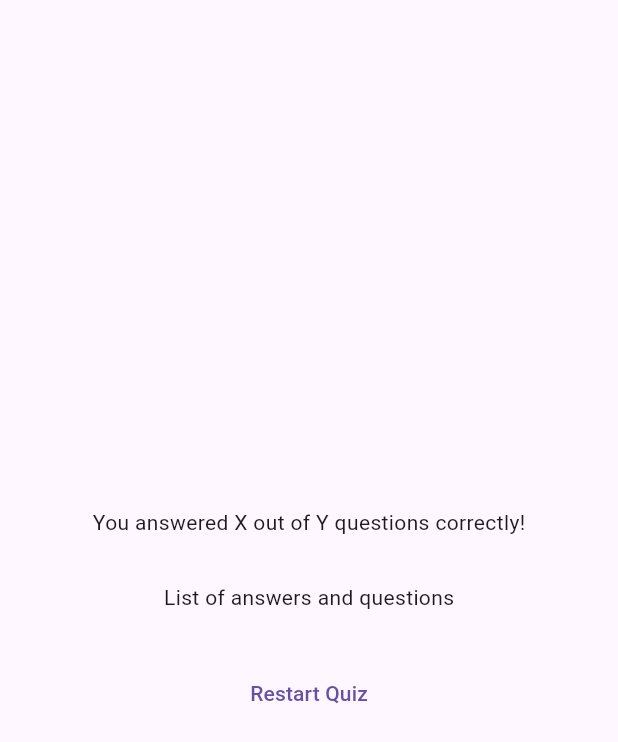
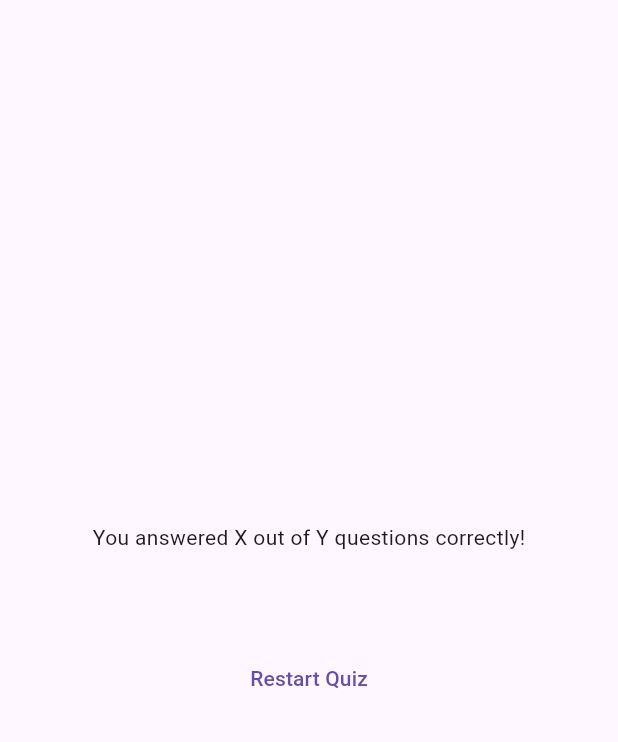
Before and after one commit to sohaibhabib-se/Flutter-Dart-The-Complete-Guide-2024, a Flutter app: the ResultsScreen widget shown alone on an empty page, opened directly with empty values, on a phone screen of 412 x 824 dp. Shown: the top 742 px of the screen. Run offline on Flutter 3.47's test engine with Material 3 defaults, Android fonts, the phone set to English and light mode, and no system bars; our stand-ins replace google_fonts.

Commit message:
Lecture 85

```diff
--- a/adv_basics/lib/quiz.dart
+++ b/adv_basics/lib/quiz.dart
@@ -38,7 +38,7 @@
 
     if(selectedAnswers.length == questions.length) {
       setState(() {
-        selectedAnswers = [];
+        // selectedAnswers = [];
         activeScreen = 'result-screen';
       });
     }
--- a/adv_basics/lib/results_screen.dart
+++ b/adv_basics/lib/results_screen.dart
@@ -1,5 +1,6 @@
 import 'package:flutter/material.dart';
 import 'package:adv_basics/data//questions.dart';
+import 'package:adv_basics/questions_summary.dart';
 
 class ResultsScreen extends StatelessWidget {
   const ResultsScreen({super.key, required this.chosenAnswers});
@@ -32,12 +33,12 @@
         child: Column(
           mainAxisAlignment: MainAxisAlignment.center,
           children: [
-            Text('You answered X out of Y questions correctly!'),
-            SizedBox(
+            const Text('You answered X out of Y questions correctly!'),
+            const SizedBox(
               height: 30,
             ),
-            Text('List of answers and questions'),
-            SizedBox(
+            QuestionsSummary(getSummaryData()),
+            const SizedBox(
               height: 30,
             ),
             TextButton(onPressed: () {}, child: const Text('Restart Quiz'))
```
Also changed, not shown: adv_basics/lib/questions_summary.dart (+9 -0 lines).
